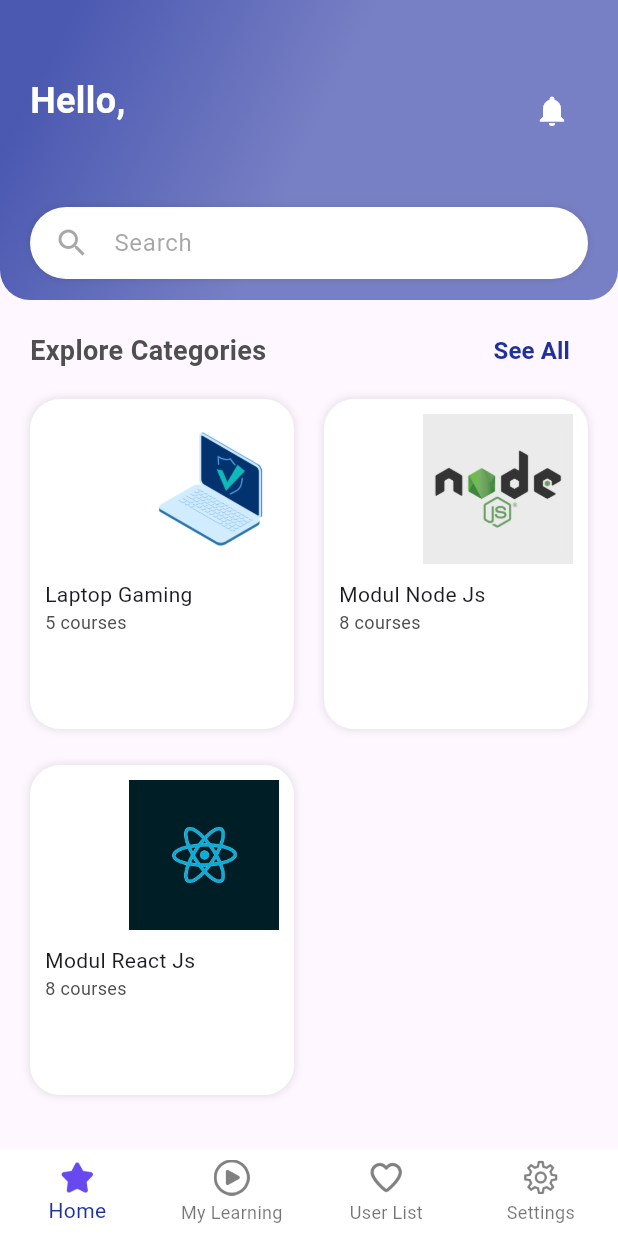
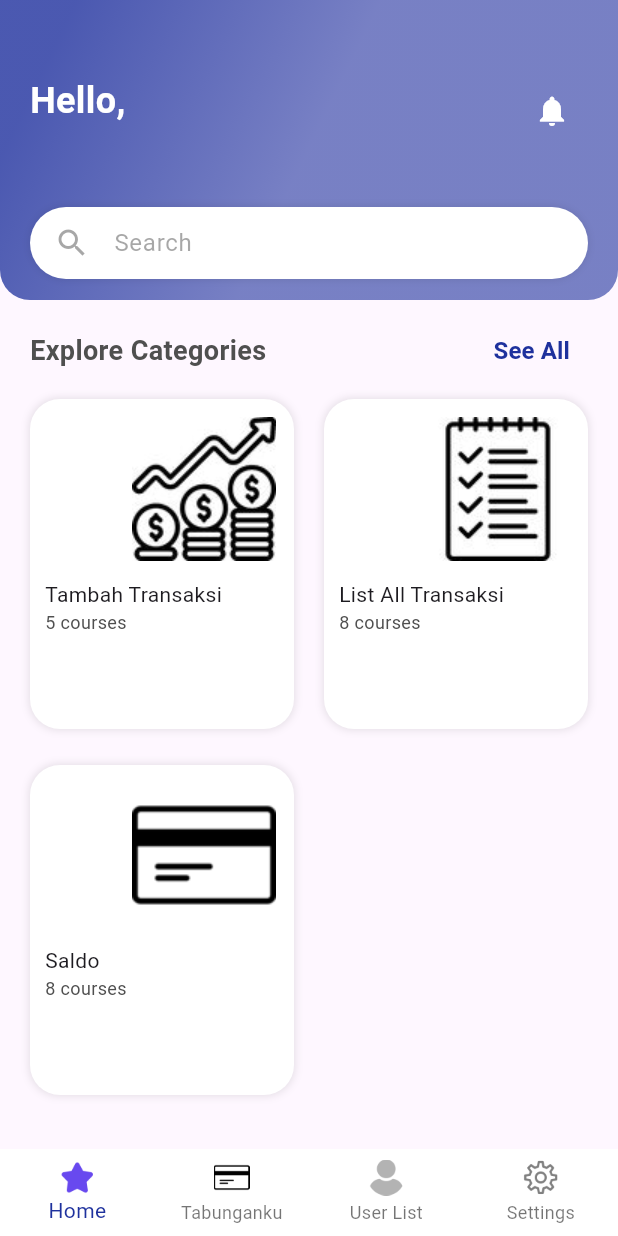
Before and after one commit to nktsrik/Heartbank, a Flutter app: the BaseScreen screen opened directly, on a phone screen of 412 x 824 dp. Run offline on Flutter 3.47's test engine with Material 3 defaults, Android fonts, the phone set to English and light mode, and no system bars; our stand-ins replace dio, get, get_storage, hexcolor; accounts and stored records are empty; network calls fail.

Commit message:
homepage new

```diff
--- a/lib/models/category.dart
+++ b/lib/models/category.dart
@@ -1,4 +1,3 @@
-
 class Category {
   final String name;
   final String thumbnail;
@@ -13,21 +12,21 @@ class Category {
 
 final List<Category> categoryList = [
   Category(
-    name: 'Laptop Gaming',
+    name: 'Tambah Transaksi',
     thumbnail:
-        'assets/images/laptop.jpg', // Ganti dengan path file thumbnail yang sesuai
+        'assets/images/transaksi.jpg', // Ganti dengan path file thumbnail yang sesuai
     noOfCourses: 5,
   ),
   Category(
-    name: 'Modul Node Js',
+    name: 'List All Transaksi',
     thumbnail:
-        'assets/images/node.png', // Ganti dengan path file thumbnail yang sesuai
+        'assets/images/list.jpg', // Ganti dengan path file thumbnail yang sesuai
     noOfCourses: 8,
   ),
   Category(
-    name: 'Modul React Js',
+    name: 'Saldo',
     thumbnail:
-        'assets/images/react.jpg', // Ganti dengan path file thumbnail yang sesuai
+        'assets/images/tabunganku.png', // Ganti dengan path file thumbnail yang sesuai
     noOfCourses: 8,
   ),
   // Tambahkan kategori lain jika diperlukan
--- a/lib/screens/base_screen.dart
+++ b/lib/screens/base_screen.dart
@@ -47,22 +47,22 @@ class _BaseScreenState extends State<BaseScreen> {
           ),
           BottomNavigationBarItem(
             activeIcon: Image.asset(
-              'assets/images/play.png',
+              'assets/images/tabunganku.png',
               height: 24,
             ),
             icon: Image.asset(
-              'assets/images/play_outlined.png',
+              'assets/images/tabunganku.png',
               height: 24,
             ),
-            label: "My Learning",
+            label: "Tabunganku",
           ),
           BottomNavigationBarItem(
             activeIcon: Image.asset(
-              'assets/images/heart.png',
+              'assets/images/user.png',
               height: 24,
             ),
             icon: Image.asset(
-              'assets/images/heart_outlined.png',
+              'assets/images/user.png',
               height: 24,
             ),
             label: "User List",
--- a/lib/screens/edituser_page.dart
+++ b/lib/screens/edituser_page.dart
@@ -58,7 +58,7 @@ Future<void> saveUser() async {
 
 
   @override
-  void initState() {
+  void initState() { // dilakukan pertama kali
     super.initState();
     _nameController = TextEditingController(text: widget.user.name);
     _addressController = TextEditingController(text: widget.user.address);
--- a/lib/screens/user_screen.dart
+++ b/lib/screens/user_screen.dart
@@ -149,6 +149,8 @@ class _UserCardScreenState extends State<UserCardScreen> {
           ),
         ],
       ),
+// true? "yes" : "no"
+
       body: Center(
         child: isLoading
             ? CircularProgressIndicator()
--- a/lib/view/signup.view.dart
+++ b/lib/view/signup.view.dart
@@ -12,8 +12,8 @@ class SignUpScreen extends StatefulWidget {
 }
 
 class _SignUpScreenState extends State<SignUpScreen> {
-  final _dio = Dio();
-  final _apiUrl = 'https://mobileapis.manpits.xyz/api/register';
+  final _dio = Dio(); //perminataan http
+  final _apiUrl = 'https://mobileapis.manpits.xyz/api/register'; //endpoint api untuk pendaftaran
   // Boolean to determine whether the checkbox is checked or not
   bool agreeToTerms = false;
   // Boolean to determine whether the password text is hidden or not
```
Also changed, not shown: lib/view/login.view.dart (+4 -3 lines), assets/images/list.jpg (added), assets/images/tabunganku.png (added), assets/images/transaksi.jpg (added), assets/images/user.png (added).
